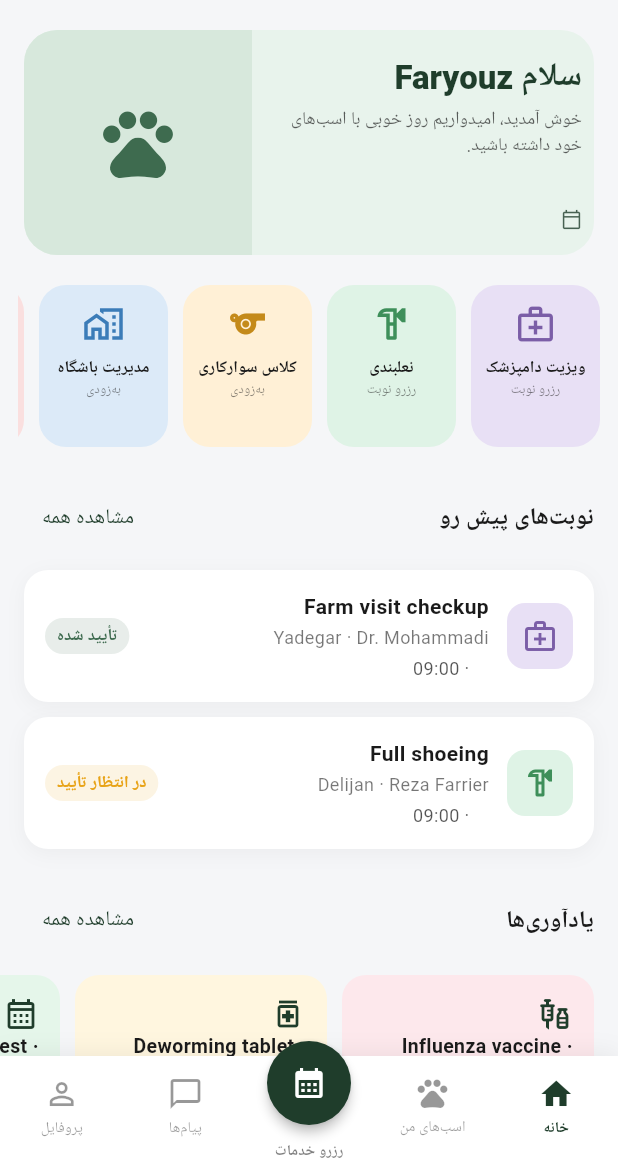
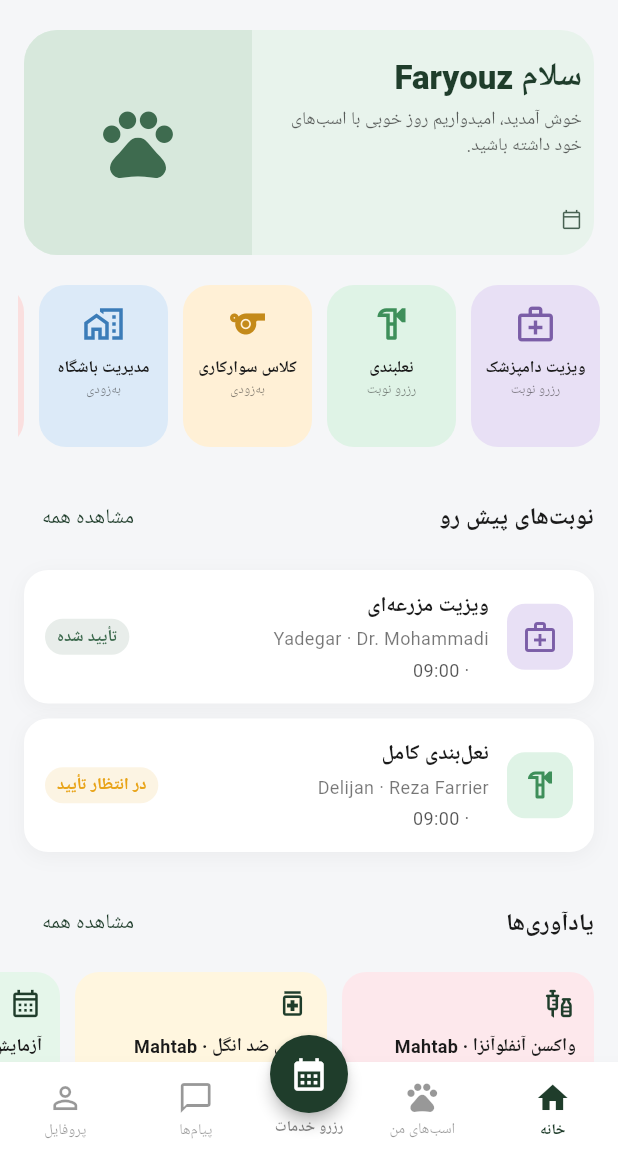
Before and after one commit to aliisoli/equibook, a Flutter app: the screen it shows after launch, after a tap on "فارسی", after a tap on "هجری شمسی", after a tap on "ورود به‌عنوان صاحب اسب", on a phone screen of 412 x 824 dp, the part 78-1236 px from its top. Run offline on Flutter 3.47's test engine with Material 3 defaults, Android fonts, the phone set to English and light mode, and no system bars; our stand-ins replace file_picker, google_fonts, image_picker, shared_preferences; missing offline and left inert: persian_datetime_picker; Roboto replaces fonts that are missing (Vazirmatn); statements that could not run were skipped.

Commit message:
Fix owner home overflow on reminder cards and bottom nav.
Give reminder tiles a safer height and rebuild the center book button with a Stack so the nav bar no longer clips.

Co-authored-by: Cursor <cursoragent@cursor.com>

```diff
--- a/lib/l10n/app_strings.dart
+++ b/lib/l10n/app_strings.dart
@@ -294,4 +294,18 @@ class AppStrings {
       _ => city,
     };
   }
+
+  /// Demo/content titles stored in English; show Farsi when locale is fa.
+  String localizedContentTitle(String title) {
+    if (!_fa) return title;
+    return switch (title) {
+      'Farm visit checkup' => 'ویزیت مزرعه‌ای',
+      'Dental float' => 'رسوب‌زدایی دندان',
+      'Full shoeing' => 'نعل‌بندی کامل',
+      'Pregnancy test' => 'آزمایش بارداری',
+      'Deworming tablet' => 'قرص ضد انگل',
+      'Influenza vaccine' => 'واکسن آنفلوآنزا',
+      _ => title,
+    };
+  }
 }
--- a/lib/screens/owner/owner_home_screen.dart
+++ b/lib/screens/owner/owner_home_screen.dart
@@ -139,10 +139,10 @@ class OwnerHomeScreen extends StatelessWidget {
             ),
             SliverToBoxAdapter(
               child: SizedBox(
-                height: 118,
+                height: 132,
                 child: reminderItems.isEmpty
                     ? Padding(
-                        padding: const EdgeInsets.fromLTRB(16, 12, 16, 0),
+                        padding: const EdgeInsets.fromLTRB(16, 8, 16, 0),
                         child: Align(
                           alignment: AlignmentDirectional.centerStart,
                           child: Text(
@@ -154,7 +154,7 @@ class OwnerHomeScreen extends StatelessWidget {
                         ),
                       )
                     : ListView.separated(
-                        padding: const EdgeInsets.fromLTRB(16, 12, 16, 0),
+                        padding: const EdgeInsets.fromLTRB(16, 8, 16, 8),
                         scrollDirection: Axis.horizontal,
                         itemCount: reminderItems.length,
                         separatorBuilder: (_, _) => const SizedBox(width: 10),
@@ -164,7 +164,7 @@ class OwnerHomeScreen extends StatelessWidget {
                       ),
               ),
             ),
-            const SliverToBoxAdapter(child: SizedBox(height: 28)),
+            const SliverToBoxAdapter(child: SizedBox(height: 20)),
           ],
         ),
       ),
@@ -538,7 +538,7 @@ class _BookingCard extends StatelessWidget {
               crossAxisAlignment: CrossAxisAlignment.start,
               children: [
                 Text(
-                  service?.title ?? s.visit,
+                  s.localizedContentTitle(service?.title ?? s.visit),
                   style: const TextStyle(fontWeight: FontWeight.w700),
                 ),
                 const SizedBox(height: 2),
@@ -604,9 +604,10 @@ class _ReminderCard extends StatelessWidget {
         )
         .inDays;
 
+    final title = s.localizedContentTitle(reminder.title);
     return Container(
       width: 168,
-      padding: const EdgeInsets.all(14),
+      padding: const EdgeInsets.fromLTRB(12, 10, 12, 10),
       decoration: BoxDecoration(
         color: reminderBg(reminder.kind),
         borderRadius: BorderRadius.circular(16),
@@ -614,21 +615,24 @@ class _ReminderCard extends StatelessWidget {
       child: Column(
         crossAxisAlignment: CrossAxisAlignment.start,
         children: [
-          Icon(reminderIcon(reminder.kind), color: AppTheme.forest),
-          const Spacer(),
-          Text(
-            horse == null
-                ? reminder.title
-                : '${reminder.title} · ${horse.name}',
-            maxLines: 2,
-            overflow: TextOverflow.ellipsis,
-            style: const TextStyle(fontWeight: FontWeight.w700, fontSize: 13),
+          Icon(reminderIcon(reminder.kind), size: 22, color: AppTheme.forest),
+          const SizedBox(height: 10),
+          Expanded(
+            child: Text(
+              horse == null ? title : '$title · ${horse.name}',
+              maxLines: 2,
+              overflow: TextOverflow.ellipsis,
+              style: const TextStyle(
+                fontWeight: FontWeight.w700,
+                fontSize: 12,
+                height: 1.25,
+              ),
+            ),
           ),
-          const SizedBox(height: 4),
           Text(
             s.daysLeft(days),
             style: TextStyle(
-              fontSize: 12,
+              fontSize: 11,
               color: AppTheme.ink.withValues(alpha: 0.65),
             ),
           ),
--- a/lib/screens/owner/owner_shell.dart
+++ b/lib/screens/owner/owner_shell.dart
@@ -34,21 +34,20 @@ class _OwnerShellState extends State<OwnerShell> {
 
     return Scaffold(
       body: pages[_index],
-      bottomNavigationBar: Container(
-        decoration: BoxDecoration(
+      bottomNavigationBar: Material(
         color: Colors.white,
-          boxShadow: [
-            BoxShadow(
-              color: Colors.black.withValues(alpha: 0.06),
-              blurRadius: 12,
-              offset: const Offset(0, -2),
-            ),
-          ],
-        ),
+        elevation: 8,
+        shadowColor: Colors.black26,
         child: SafeArea(
+          top: false,
           child: SizedBox(
-            height: 68,
-            child: Row(
+            height: 64,
+            child: Stack(
+              clipBehavior: Clip.none,
+              alignment: Alignment.bottomCenter,
+              children: [
+                Row(
+                  crossAxisAlignment: CrossAxisAlignment.end,
                   children: [
                     _NavItem(
                       icon: Icons.home_outlined,
@@ -64,43 +63,7 @@ class _OwnerShellState extends State<OwnerShell> {
                       selected: _index == 1,
                       onTap: () => setState(() => _index = 1),
                     ),
-                Expanded(
-                  child: Column(
-                    mainAxisAlignment: MainAxisAlignment.center,
-                    children: [
-                      Transform.translate(
-                        offset: const Offset(0, -10),
-                        child: Material(
-                          color: AppTheme.forest,
-                          shape: const CircleBorder(),
-                          elevation: 3,
-                          child: InkWell(
-                            customBorder: const CircleBorder(),
-                            onTap: () => setState(() => _index = 2),
-                            child: const SizedBox(
-                              width: 56,
-                              height: 56,
-                              child: Icon(
-                                Icons.calendar_month,
-                                color: Colors.white,
-                              ),
-                            ),
-                          ),
-                        ),
-                      ),
-                      Text(
-                        s.bookServices,
-                        style: TextStyle(
-                          fontSize: 10,
-                          fontWeight: FontWeight.w700,
-                          color: _index == 2
-                              ? AppTheme.forest
-                              : AppTheme.ink.withValues(alpha: 0.55),
-                        ),
-                      ),
-                    ],
-                  ),
-                ),
+                    const SizedBox(width: 64),
                     _NavItem(
                       icon: Icons.chat_bubble_outline,
                       activeIcon: Icons.chat_bubble,
@@ -114,6 +77,45 @@ class _OwnerShellState extends State<OwnerShell> {
                       label: s.profile,
                       selected: _index == 4,
                       onTap: () => setState(() => _index = 4),
+                    ),
+                  ],
+                ),
+                Positioned(
+                  top: -18,
+                  child: Column(
+                    mainAxisSize: MainAxisSize.min,
+                    children: [
+                      Material(
+                        color: AppTheme.forest,
+                        shape: const CircleBorder(),
+                        elevation: 4,
+                        child: InkWell(
+                          customBorder: const CircleBorder(),
+                          onTap: () => setState(() => _index = 2),
+                          child: const SizedBox(
+                            width: 52,
+                            height: 52,
+                            child: Icon(
+                              Icons.calendar_month,
+                              color: Colors.white,
+                              size: 26,
+                            ),
+                          ),
+                        ),
+                      ),
+                      const SizedBox(height: 2),
+                      Text(
+                        s.bookServices,
+                        style: TextStyle(
+                          fontSize: 10,
+                          fontWeight: FontWeight.w700,
+                          color: _index == 2
+                              ? AppTheme.forest
+                              : AppTheme.ink.withValues(alpha: 0.55),
+                        ),
+                      ),
+                    ],
+                  ),
                 ),
               ],
             ),
@@ -146,11 +148,13 @@ class _NavItem extends StatelessWidget {
     return Expanded(
       child: InkWell(
         onTap: onTap,
+        child: SizedBox(
+          height: 64,
           child: Column(
             mainAxisAlignment: MainAxisAlignment.center,
             children: [
-            Icon(selected ? activeIcon : icon, color: color),
-            const SizedBox(height: 4),
+              Icon(selected ? activeIcon : icon, color: color, size: 24),
+              const SizedBox(height: 2),
               Text(
                 label,
                 maxLines: 1,
@@ -164,6 +168,7 @@ class _NavItem extends StatelessWidget {
             ],
           ),
         ),
+      ),
     );
   }
 }
```
Lines whose indentation alone changed are shown as unchanged.
